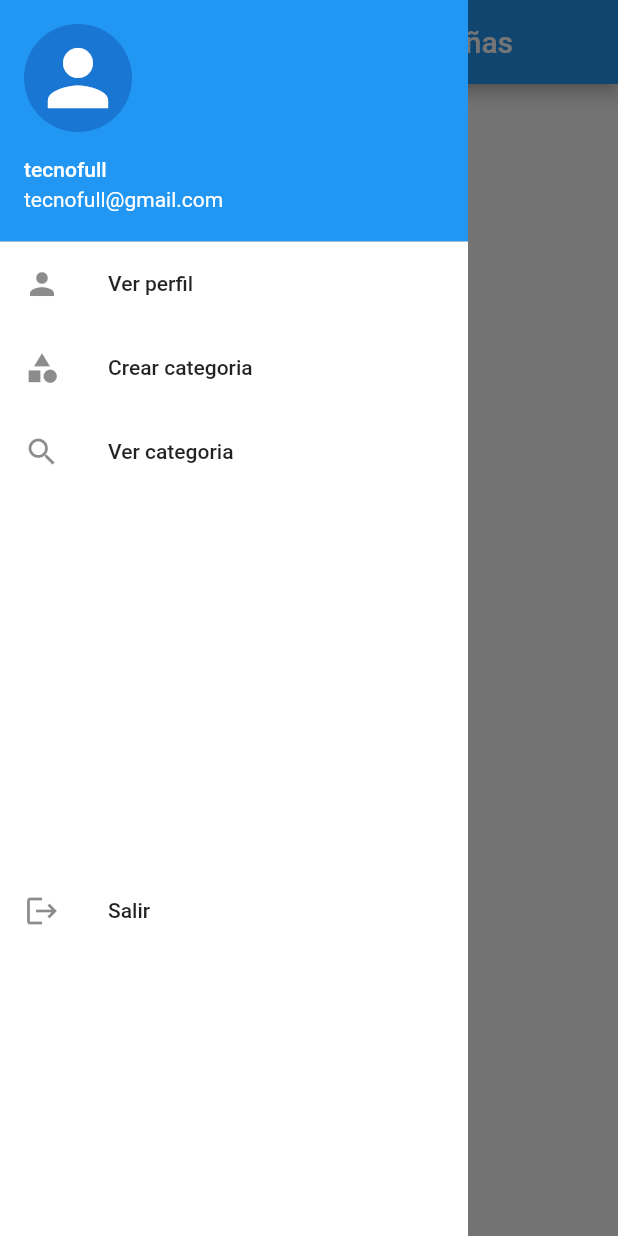
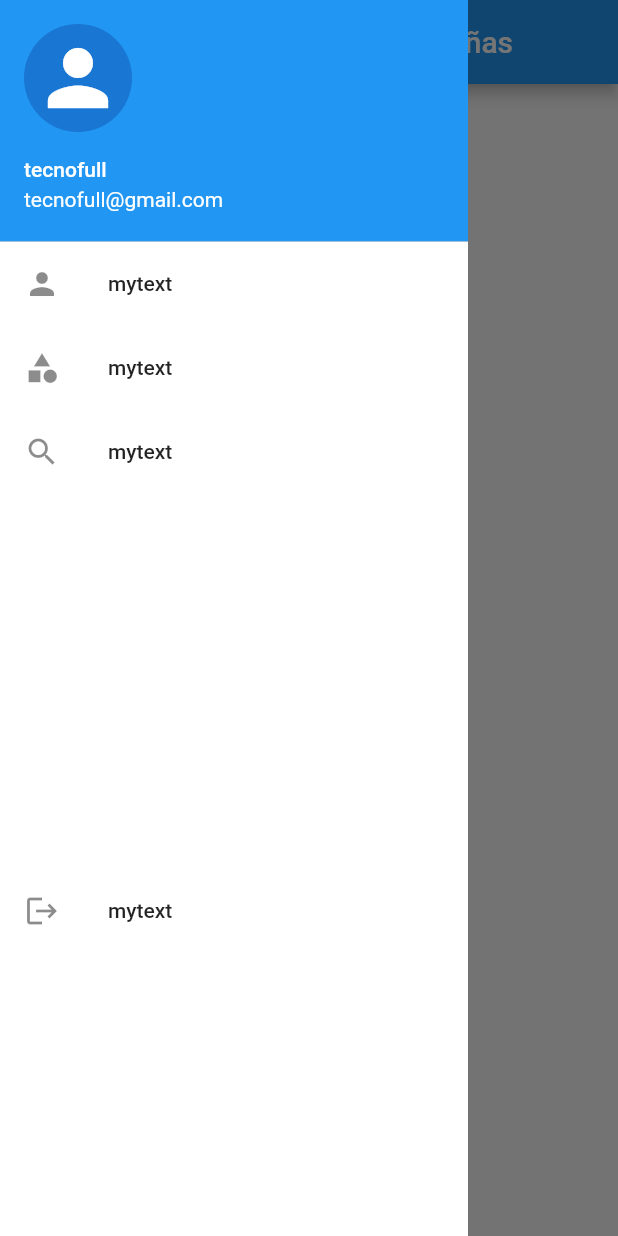
Before and after one commit to JoseAle19/adminpass_flutter, a Flutter app: the screen it shows after launch, with the side drawer open, on a phone screen of 412 x 824 dp. Run offline on Flutter 3.47's test engine with Material 2 defaults, Android fonts, the phone set to English and light mode, and no system bars; our stand-ins replace animate_do, get.

Commit message:
commit cambio text8

```diff
--- a/lib/pages/homepage.dart
+++ b/lib/pages/homepage.dart
@@ -59,7 +59,7 @@ class HomePage extends StatelessWidget {
         Navigator.pushNamed(context, router);
       },
       leading: myicon,
-      title: Text(mytext),
+      title: Text("mytext"),
     );
   }
 }
```
